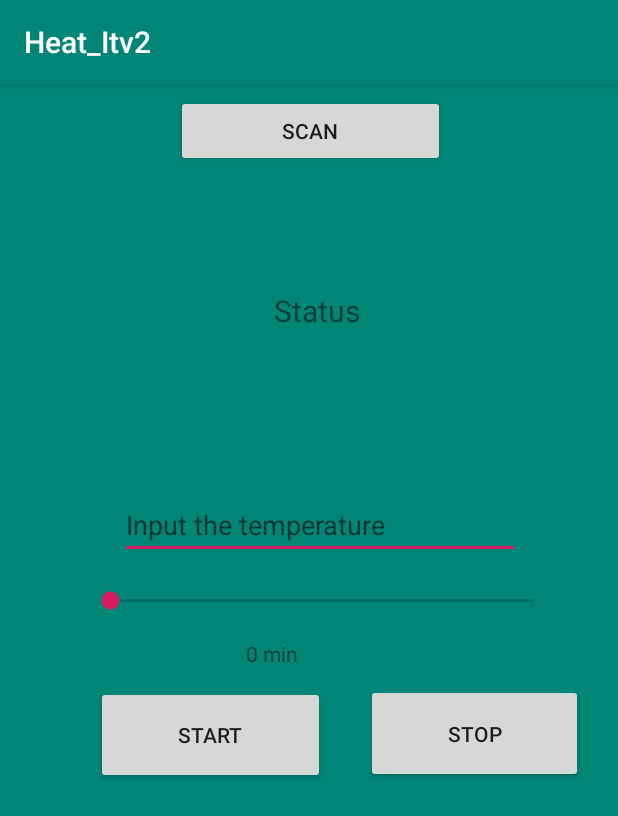
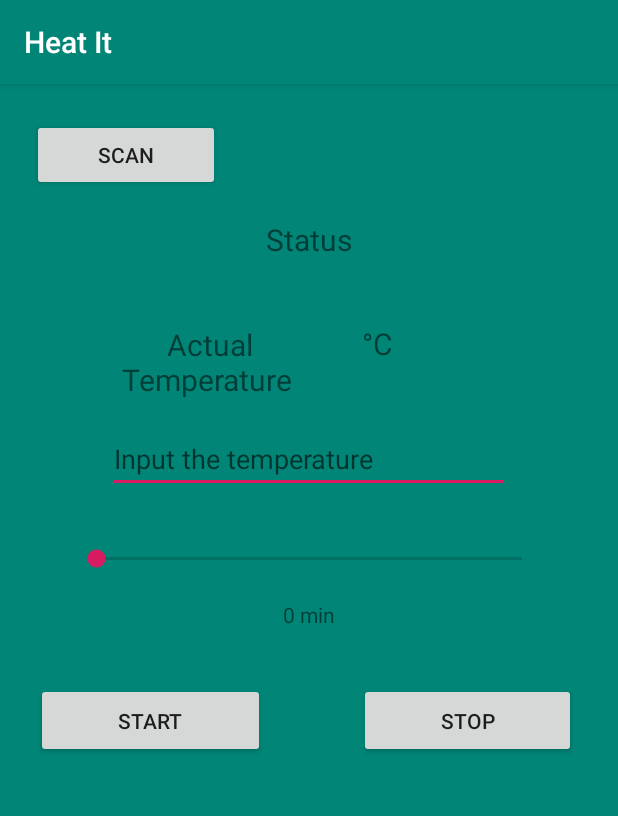
Before and after one commit to MSzozdowski/Heat-it, an Android app: the screen it shows after launch (MainActivity), on a phone screen of 412 x 824 dp. Shown: the top 816 px of the screen. Run offline under Robolectric (Android 15) with nearby library versions, the phone set to English and light mode, and no system bars.

Commit message:
Final Version1

```diff
--- a/app/src/main/java/com/example/heat_itv2/MainActivity.java
+++ b/app/src/main/java/com/example/heat_itv2/MainActivity.java
@@ -3,6 +3,8 @@ package com.example.heat_itv2;
 import androidx.annotation.NonNull;
 import androidx.appcompat.app.AppCompatActivity;
 import androidx.core.app.NotificationCompat;
+
+import android.app.AlertDialog;
 import android.app.NotificationManager;
 import android.app.PendingIntent;
 import android.bluetooth.BluetoothAdapter;
@@ -18,6 +20,8 @@ import android.os.CountDownTimer;
 import android.os.Handler;
 import android.os.Message;
 import android.view.View;
+import android.view.ViewGroup;
+import android.view.inputmethod.InputMethodManager;
 import android.widget.AdapterView;
 import android.widget.ArrayAdapter;
 import android.widget.Button;
@@ -29,23 +33,21 @@ import android.widget.Toast;
 import java.io.IOException;
 import java.io.InputStream;
 import java.io.OutputStream;
-import java.util.List;
 import java.util.Locale;
 import java.util.Set;
 import java.util.UUID;
 
 public class MainActivity extends AppCompatActivity {
 
-Button scanButton,sendButton;
+Button scanButton;
 Button startButton,stopButton;
 ListView scanListView/*=null*/;
 TextView statusTextView,dataReceivedTextView,textView;
-EditText sendDataEditText;
 EditText inputTemperatureEditText;
 TextView seekBarValueTextView;
 SeekBar keepHeatingSeekBar;
 long timeToKeepWarm;
-
+    double lastTemp;
 private CountDownTimer mCountDownTimer;
 boolean mTimerRunning = false;
 
@@ -57,7 +59,7 @@ BluetoothDevice[] bluetoothArray;
 BluetoothSocket bluetoothSocket;
 
 NotificationCompat.Builder builder=new NotificationCompat.Builder(this).setContentTitle("ALARM");
-
+//dla nowych wersji stwozyc kanal
 static final int STATE_CONNECTING = 1;
 static final int STATE_CONNECTED = 2;
 static final int STATE_CONNECTION_FAILED = 3;
@@ -65,7 +67,7 @@ static final int STATE_MESSAGE_RECEIVED = 4;
 
 int REQUEST_ENABLE_BLUETOOTH = 1 ;
 
-private volatile boolean stopThread1=false, stopThread2=false, toRing=false;
+private volatile boolean stopThread1=false, stopThread2=false;
 @Override
 protected void onCreate(Bundle savedInstanceState) {
     super.onCreate(savedInstanceState);
@@ -91,26 +93,15 @@ protected void onCreate(Bundle savedInstanceState) {
     builder.setVibrate(pattern);
     builder.setSound(alarmSound);
     builder.setStyle(new NotificationCompat.InboxStyle());
-
-
-    /*BroadcastReceiver myReceiver1 = new BroadcastReceiver() {
-        public void onReceive(Context context, Intent intent) {
-            if(toRing){
-                System.out.println("Zagotowane!");
-            }
-            else {
-                System.out.println("Też zagotowane!");
 }
 
 
+    @Override
+    protected void onResume() {
+        super.onResume();
+        closeKeyboard();
+
     }
-    };*/
-    //registerReceiver(myReceiver1, new IntentFilter());
-   // inputTemperatureEditText.onEditorAction(EditorInfo.IME_ACTION_DONE);
-   // closeKeyboard();
-}
-
-
 
     Handler handler = new Handler(new Handler.Callback() {
      @Override
@@ -129,16 +120,12 @@ protected void onCreate(Bundle savedInstanceState) {
                  statusTextView.setText("Connection failed");
                  break;
              case STATE_MESSAGE_RECEIVED:
-                 double last_temp;
+                 //double lastTemp;
                  byte[] readBuff = (byte[]) message.obj;
                  String tempMsg = new String(readBuff,0,message.arg1);
-                // System.out.print("tempMsg: ");
-                 //System.out.println(tempMsg);
                  try {
-                     last_temp = Double.valueOf(tempMsg);
-                     dataReceivedTextView.setText(String.valueOf(last_temp));
-                   //  System.out.print("Last temp: ");
-                   //  System.out.println(last_temp);
+                     lastTemp = Double.valueOf(tempMsg);
+                     dataReceivedTextView.setText(String.valueOf(lastTemp));
                  }catch(Exception e)
                  { }
                  break;
@@ -182,11 +169,10 @@ scanListView = findViewById(R.id.scanListView);
 textView=new TextView(this);
 statusTextView = findViewById(R.id.statusTextView);
 dataReceivedTextView = findViewById(R.id.dataReceivedTextView);
-//sendButton = findViewById(R.id.sendButton);
-//sendDataEditText = findViewById(R.id.sendDataEditText);
 startButton = findViewById(R.id.startButton);
 stopButton = findViewById(R.id.stopButton);
 inputTemperatureEditText = findViewById(R.id.inputTemperatureEditText);
+
 //inputTemperatureEditText.setInputType(InputType.TYPE_NULL);
 seekBarValueTextView = findViewById(R.id.seekBarValueTextView);
 keepHeatingSeekBar = findViewById(R.id.keepHeatingSeekBar);
@@ -209,7 +195,7 @@ scanButton.setOnClickListener(new View.OnClickListener() {
                 strings[index] = bluetoothDevice.getName();
                 index++;
             }
-            ArrayAdapter<String> arrayAdapter = new ArrayAdapter<String>(getApplicationContext()/*MainActivity.this,R.layout.bluetoothdialoglistview,R.id.textView,*/,android.R.layout.simple_list_item_1, strings);
+            ArrayAdapter<String> arrayAdapter = new ArrayAdapter<String>(getApplicationContext()/*MainActivity.this,R.layout.bluetoothdialoglistview,R.id.textView,*/,R.layout.list_row, strings);
             scanListView.setAdapter(arrayAdapter);
 
     }
@@ -229,33 +215,35 @@ scanButton.setOnClickListener(new View.OnClickListener() {
     scanListView.setOnItemClickListener(new AdapterView.OnItemClickListener() {
         @Override
         public void onItemClick(AdapterView<?> adapterView, View view, int i, long l) {
+            if(bluetoothMessaging==null) {
                 BluetoothServices bluetoothServices = new BluetoothServices(bluetoothArray[i]);
                 bluetoothServices.start();
                 bluetoothMessaging = new BluetoothMessaging(bluetoothSocket);
                 bluetoothMessaging.start();
                 statusTextView.setText("Connecting");
             }
+            else{
+                Toast.makeText(getApplicationContext(),"You are already connected",Toast.LENGTH_SHORT).show();
+        }
+        }
     });
-/*    sendButton.setOnClickListener(new View.OnClickListener() { // do wyrzucenia
-        @Override
-        public void onClick(View view) {
-            String string = String.valueOf(sendDataEditText.getText());
-            bluetoothMessaging.write(string.getBytes());
-        }
-    });*/
+
     seekBarMinute();
     startButton.setOnClickListener(new View.OnClickListener() {
         @Override
         public void onClick(View view) {
         String inputTemp = inputTemperatureEditText.getText().toString();
         try {
+
             double checker = Double.valueOf(inputTemp);
-            if(checker < 0 || checker > 90){
+            if(checker < lastTemp || checker > 90){
                 Toast.makeText(MainActivity.this,"Input temperature should be between 0 and 90 degrees of Celsius", Toast.LENGTH_SHORT).show();
                 inputTemperatureEditText.setText("");
             }else {
                 HeatingRunnable runnable = new HeatingRunnable(checker, 1);
                 new Thread(runnable).start();
+                System.out.println("Ustawiony czas timera na ");
+                System.out.print(timeToKeepWarm);
                 inputTemperatureEditText.setText("");
             }
         }catch (Exception e)
@@ -270,6 +258,7 @@ scanButton.setOnClickListener(new View.OnClickListener() {
         @Override
         public void onClick(View view) {
             if(stopThread2){
+                System.out.println("stopThread2");
                 stopThread2 = false;
                 stopThread1 = true;
                 mTimerRunning = false;
@@ -278,6 +267,7 @@ scanButton.setOnClickListener(new View.OnClickListener() {
                 new Thread(runnable).start();
             }
             if(!stopThread1){
+                System.out.println("!stopThread1");
                 stopThread1 = true;
                 stopThread2 = false;
                 mTimerRunning = false;
@@ -285,7 +275,6 @@ scanButton.setOnClickListener(new View.OnClickListener() {
                 HeatingRunnable runnable = new HeatingRunnable(22,2);
                 new Thread(runnable).start();
             }
-
         }
     });
 
@@ -346,7 +335,6 @@ private class BluetoothMessaging extends Thread
       public void run() {
         switch (option) {
             case 1:
-                toRing=false;
                 stopThread1 = false;
                 stopThread2 = true;
                 turnOnHeater();
@@ -361,12 +349,8 @@ private class BluetoothMessaging extends Thread
                     new Thread(runnable).start();
                 }
                 else if(stopThread2){
-                    toRing=true;
-                    //sendBroadcast(new Intent().setAction("Warmed"));
-
                     NotificationManager manager=(NotificationManager)getSystemService(Context.NOTIFICATION_SERVICE);
                     manager.notify(1,builder.build());
-
                     stopThread1 = true;
                     stopThread2 = false;
                     HeatingRunnable runnable = new HeatingRunnable(temperatureGoal,2);
@@ -375,7 +359,6 @@ private class BluetoothMessaging extends Thread
                 turnOffHeater();
                 break;
             case 2:
-                toRing=false;
                 stopThread1 = true;
                 stopThread2 = false;
                 while(option == 2 && !stopThread2) {
@@ -384,7 +367,6 @@ private class BluetoothMessaging extends Thread
                 }
                 break;
             case 3:
-                toRing=false;
                 handler.post(new Runnable() {
                     @Override
                     public void run() {
@@ -409,17 +391,18 @@ private class BluetoothMessaging extends Thread
                         stopTimer();
                     }
                 });
+                System.out.print("Nie wykona sie");
+
+
+                turnOffHeater();
+                if(stopThread2) {
+                    HeatingRunnable runnable = new HeatingRunnable(temperatureGoal, 2);
+                    new Thread(runnable).start();
+                    NotificationManager manager=(NotificationManager)getSystemService(Context.NOTIFICATION_SERVICE);
+                    manager.notify(1,builder.build());
+                }
                 stopThread1=true;
                 stopThread2=false;
-                //sendBroadcast(new Intent().setAction("Kept"));
-
-                NotificationManager manager=(NotificationManager)getSystemService(Context.NOTIFICATION_SERVICE);
-                manager.notify(1,builder.build());
-
-                turnOffHeater();
-                HeatingRunnable runnable = new HeatingRunnable(temperatureGoal,2);
-                new Thread(runnable).start();
-                toRing=true;
                 break;
         }
       }
@@ -443,7 +426,7 @@ private class BluetoothMessaging extends Thread
     return actualTemp;
   }
     public void seekBarMinute(){
-    int max_value = 60;
+    int max_value = 30;
     keepHeatingSeekBar.setMax(max_value);
         keepHeatingSeekBar.setOnSeekBarChangeListener(new SeekBar.OnSeekBarChangeListener() {
             String progressValue;
@@ -487,11 +470,11 @@ private class BluetoothMessaging extends Thread
         String timeLeftFormatted = String.format(Locale.getDefault(),"%02d:%02d",minutes,seconds);
         seekBarValueTextView.setText(timeLeftFormatted);
     }
-  /*  private void closeKeyboard(){ //
-    View view = this.getCurrentFocus();
-    if(view != null){
+    private void closeKeyboard(){ //
+
+    if(inputTemperatureEditText != null){
         InputMethodManager imm = (InputMethodManager)getSystemService(Context.INPUT_METHOD_SERVICE);
-        imm.hideSoftInputFromWindow(view.getWindowToken(),0);
+        imm.hideSoftInputFromWindow(inputTemperatureEditText.getWindowToken(),0);
     }
-    }*/
     }
+}
--- a/app/src/main/res/layout/activity_main.xml
+++ b/app/src/main/res/layout/activity_main.xml
@@ -9,36 +9,38 @@
 
     <Button
         android:id="@+id/scanButton"
-        android:layout_width="178dp"
+        android:layout_width="125dp"
         android:layout_height="wrap_content"
         android:layout_alignParentStart="true"
         android:layout_alignParentTop="true"
         android:layout_alignParentEnd="true"
-        android:layout_marginStart="117dp"
-        android:layout_marginTop="7dp"
-        android:layout_marginEnd="115dp"
+        android:layout_marginStart="21dp"
+        android:layout_marginTop="23dp"
+        android:layout_marginEnd="265dp"
         android:text="@string/Scan" />
 
     <ListView
         android:id="@+id/scanListView"
-        android:layout_width="wrap_content"
-        android:layout_height="72dp"
+        style="@style/Widget.AppCompat.ListView"
+        android:layout_width="190dp"
+        android:layout_height="56dp"
         android:layout_alignParentStart="true"
         android:layout_alignParentTop="true"
         android:layout_alignParentEnd="true"
-        android:layout_marginStart="59dp"
-        android:layout_marginTop="55dp"
-        android:layout_marginEnd="75dp" />
+        android:layout_marginStart="157dp"
+        android:layout_marginTop="24dp"
+        android:layout_marginEnd="64dp"
+        android:theme="@style/AppTheme" />
 
     <TextView
         android:id="@+id/statusTextView"
-        android:layout_width="152dp"
-        android:layout_height="53dp"
+        android:layout_width="163dp"
+        android:layout_height="54dp"
         android:layout_alignParentStart="true"
         android:layout_alignParentTop="true"
         android:layout_alignParentEnd="true"
-        android:layout_marginStart="135dp"
-        android:layout_marginTop="137dp"
+        android:layout_marginStart="124dp"
+        android:layout_marginTop="90dp"
         android:layout_marginEnd="124dp"
         android:text="@string/Status"
         android:textAlignment="center"
@@ -46,50 +48,26 @@
 
     <TextView
         android:id="@+id/dataReceivedTextView"
-        android:layout_width="112dp"
-        android:layout_height="53dp"
+        android:layout_width="98dp"
+        android:layout_height="51dp"
         android:layout_alignParentStart="true"
         android:layout_alignParentTop="true"
         android:layout_alignParentEnd="true"
-        android:layout_marginStart="157dp"
-        android:layout_marginTop="200dp"
-        android:layout_marginEnd="142dp" />
+        android:layout_marginStart="195dp"
+        android:layout_marginTop="159dp"
+        android:layout_marginEnd="118dp"
+        android:textSize="20dp" />
 
-    <!--  <Button
-        android:id="@+id/sendButton"
-        android:layout_width="124dp"
-        android:layout_height="wrap_content"
+    <Button
+        android:id="@+id/startButton"
+        android:layout_width="100dp"
+        android:layout_height="50dp"
         android:layout_alignParentStart="true"
         android:layout_alignParentTop="true"
         android:layout_alignParentEnd="true"
-        android:layout_marginStart="32dp"
-        android:layout_marginTop="282dp"
-        android:layout_marginEnd="255dp"
-        android:text="Send" />
-
-    <EditText
-        android:id="@+id/sendDataEditText"
-        android:layout_width="wrap_content"
-        android:layout_height="wrap_content"
-        android:layout_alignParentStart="true"
-        android:layout_alignParentTop="true"
-        android:layout_alignParentEnd="true"
-        android:layout_marginStart="92dp"
-        android:layout_marginTop="226dp"
-        android:layout_marginEnd="105dp"
-        android:ems="10"
-        android:hint="Send Data To Controller" /> -->
-
-    <Button
-        android:id="@+id/startButton"
-        android:layout_width="152dp"
-        android:layout_height="65dp"
-        android:layout_alignParentStart="true"
-        android:layout_alignParentTop="true"
-        android:layout_alignParentEnd="true"
-        android:layout_marginStart="64dp"
-        android:layout_marginTop="401dp"
-        android:layout_marginEnd="195dp"
+        android:layout_marginStart="24dp"
+        android:layout_marginTop="399dp"
+        android:layout_marginEnd="235dp"
         android:text="@string/Start" />
 
     <EditText
@@ -99,47 +77,77 @@
         android:layout_alignParentStart="true"
         android:layout_alignParentTop="true"
         android:layout_alignParentEnd="true"
-        android:layout_marginStart="80dp"
-        android:layout_marginTop="271dp"
-        android:layout_marginEnd="65dp"
-        android:inputType="phone"
-        android:hint="@string/Input_the_temperature"/>
+        android:layout_marginStart="72dp"
+        android:layout_marginTop="227dp"
+        android:layout_marginEnd="72dp"
+        android:hint="@string/Input_the_temperature"
+        android:inputType="number"
+        android:selectAllOnFocus="false" />
 
 
     <Button
         android:id="@+id/stopButton"
-        android:layout_width="144dp"
-        android:layout_height="66dp"
+        android:layout_width="100dp"
+        android:layout_height="50dp"
         android:layout_alignParentStart="true"
         android:layout_alignParentTop="true"
         android:layout_alignParentEnd="true"
-        android:layout_marginStart="244dp"
-        android:layout_marginTop="400dp"
-        android:layout_marginEnd="23dp"
+        android:layout_marginStart="239dp"
+        android:layout_marginTop="399dp"
+        android:layout_marginEnd="28dp"
         android:text="@string/Stop" />
 
     <SeekBar
         android:id="@+id/keepHeatingSeekBar"
-        android:layout_width="314dp"
+        android:layout_width="wrap_content"
+        android:layout_height="35dp"
+        android:layout_alignParentStart="true"
+        android:layout_alignParentTop="true"
+        android:layout_alignParentEnd="true"
+        android:layout_marginStart="48dp"
+        android:layout_marginTop="299dp"
+        android:layout_marginEnd="48dp" />
+
+    <TextView
+        android:id="@+id/seekBarValueTextView"
+        android:layout_width="wrap_content"
         android:layout_height="29dp"
         android:layout_alignParentStart="true"
         android:layout_alignParentTop="true"
         android:layout_alignParentEnd="true"
-        android:layout_marginStart="57dp"
-        android:layout_marginTop="330dp"
-        android:layout_marginEnd="40dp" />
+        android:layout_marginStart="152dp"
+        android:layout_marginTop="344dp"
+        android:layout_marginEnd="152dp"
+        android:text="0 min"
+        android:textAlignment="center" />
 
     <TextView
-        android:id="@+id/seekBarValueTextView"
-        android:layout_width="106dp"
+        android:id="@+id/ActualTemperatureTextView"
+        android:layout_width="170dp"
         android:layout_height="wrap_content"
         android:layout_alignParentStart="true"
         android:layout_alignParentTop="true"
         android:layout_alignParentEnd="true"
-        android:layout_marginStart="164dp"
-        android:layout_marginTop="370dp"
-        android:layout_marginEnd="141dp"
-        android:text="0 min" />
+        android:layout_marginStart="54dp"
+        android:layout_marginTop="160dp"
+        android:layout_marginEnd="186dp"
+        android:text="Actual Temperature "
+        android:textAlignment="center"
+        android:textSize="20dp" />
+
+    <TextView
+        android:id="@+id/CelsiusDegreesTextView"
+        android:layout_width="98dp"
+        android:layout_height="47dp"
+        android:layout_alignParentStart="true"
+        android:layout_alignParentTop="true"
+        android:layout_alignParentEnd="true"
+        android:layout_marginStart="241dp"
+        android:layout_marginTop="159dp"
+        android:layout_marginEnd="71dp"
+        android:text="°C"
+        android:textSize="20dp" />
+
 
     <!--android:visibility="invisible"
     tools:visibility="visible" -->
--- a/app/src/main/res/values/strings.xml
+++ b/app/src/main/res/values/strings.xml
@@ -1,5 +1,5 @@
 <resources>
-    <string name="app_name">Heat_Itv2</string>
+    <string name="app_name">Heat It</string>
     <string name="Scan">Scan</string>
     <string name="Status">Status</string>
     <string name="Input_the_temperature">Input the temperature</string>
```
Lines whose indentation alone changed are shown as unchanged.
